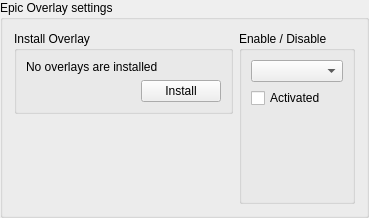
Qt form rare/ui/components/tabs/settings/widgets/eos_widget.ui (RareDevs/Rare) before a commit.
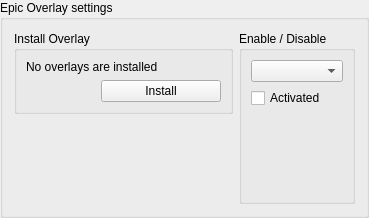
The same form after that commit.

Commit message: Avoid making window smaller than horizontal contents

What changed in the file:
```diff
--- a/rare/ui/components/tabs/settings/widgets/eos_widget.ui
+++ b/rare/ui/components/tabs/settings/widgets/eos_widget.ui
@@ -200,6 +200,12 @@
           </item>
           <item alignment="Qt::AlignRight">
            <widget class="QPushButton" name="install_button">
+            <property name="minimumSize">
+             <size>
+              <width>120</width>
+              <height>0</height>
+             </size>
+            </property>
             <property name="text">
              <string>Install</string>
             </property>
```
The commit also changes 3 other files.
